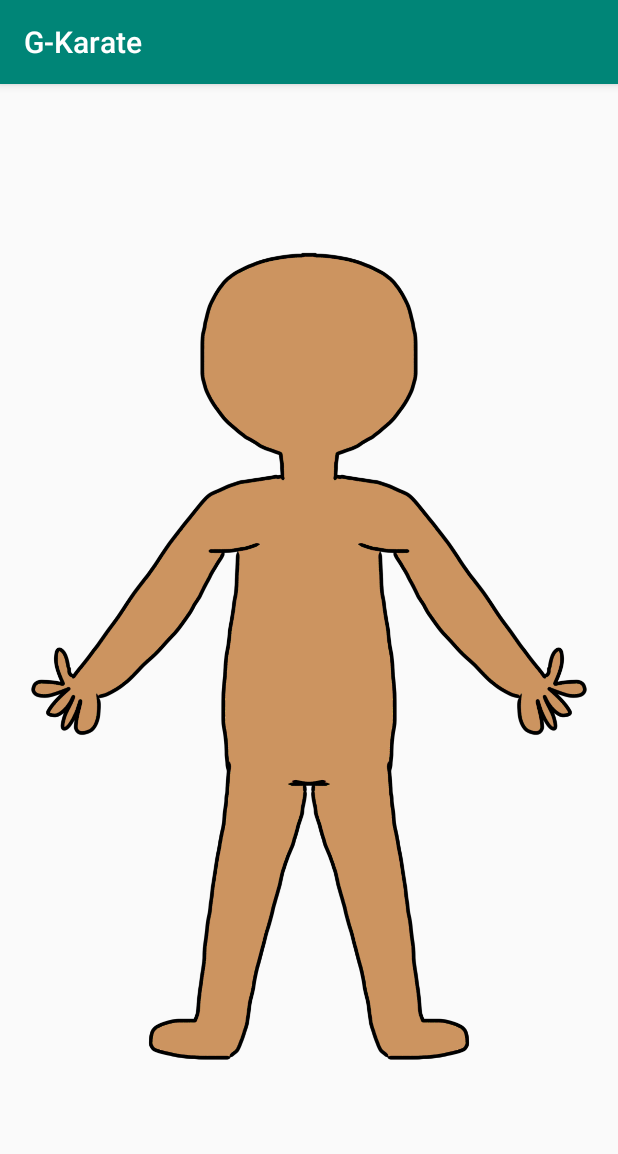
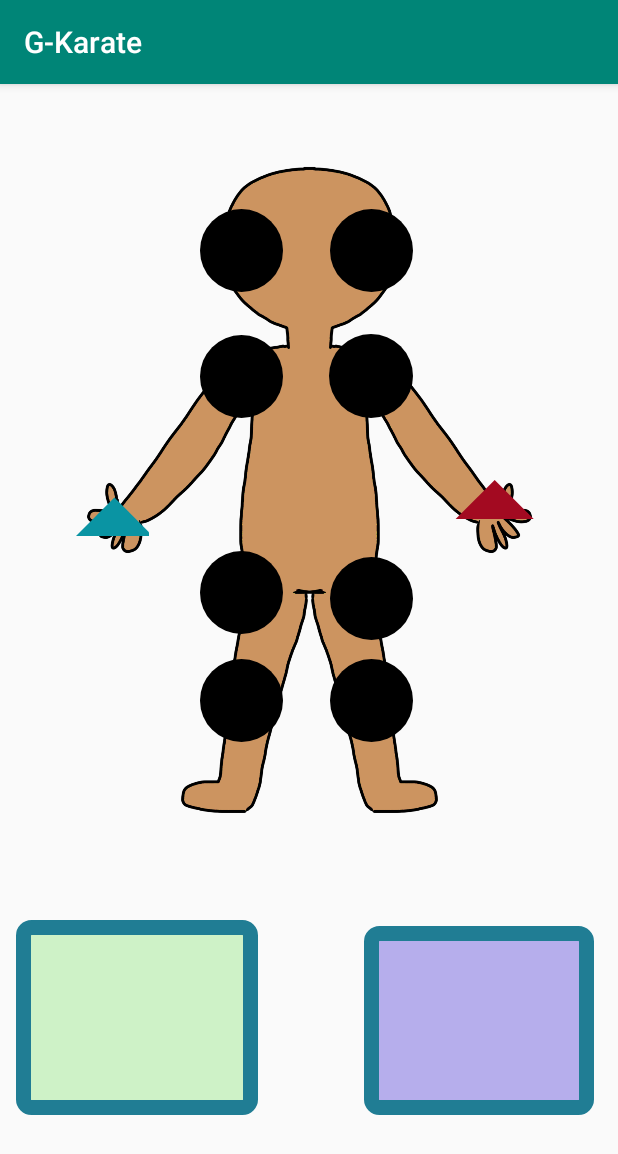
Before and after one commit to Toon-Van-Engeland/care-athon, an Android app: the screen it shows after launch (MainActivity), on a phone screen of 412 x 824 dp. Shown: the top 1154 px of the screen. Run offline under Robolectric (Android 15) with nearby library versions, the phone set to English and light mode, and no system bars.

Commit message:
first stage human body

```diff
--- /dev/null
+++ b/GKarate/app/src/main/res/drawable/circle.xml
@@ -0,0 +1,12 @@
+<?xml version="1.0" encoding="utf-8"?>
+<shape
+    xmlns:android="http://schemas.android.com/apk/res/android"
+    android:shape="oval">
+    <solid
+        android:color="#000000"
+
+        />
+    <size
+        android:width="120dp"
+        android:height="120dp"/>
+</shape>
--- /dev/null
+++ b/GKarate/app/src/main/res/drawable/rectangle_left.xml
@@ -0,0 +1,10 @@
+<?xml version="1.0" encoding="UTF-8"?>
+<shape xmlns:android="http://schemas.android.com/apk/res/android" android:id="@+id/listview_background_shape">
+    <stroke android:width="10dp" android:color="#ff207d94" />
+    <padding android:left="10dp"
+        android:top="2dp"
+        android:right="2dp"
+        android:bottom="2dp" />
+    <corners android:radius="5dp" />
+    <solid android:color="#CEF2C7" />
+</shape>
--- /dev/null
+++ b/GKarate/app/src/main/res/drawable/rectangle_right.xml
@@ -0,0 +1,10 @@
+<?xml version="1.0" encoding="UTF-8"?>
+<shape xmlns:android="http://schemas.android.com/apk/res/android" android:id="@+id/listview_background_shape">
+    <stroke android:width="10dp" android:color="#ff207d94" />
+    <padding android:left="10dp"
+        android:top="2dp"
+        android:right="2dp"
+        android:bottom="2dp" />
+    <corners android:radius="5dp" />
+    <solid android:color="#B6AEEC" />
+</shape>
--- /dev/null
+++ b/GKarate/app/src/main/res/drawable/triangle_left.xml
@@ -0,0 +1,16 @@
+<?xml version="1.0" encoding="utf-8"?>
+<layer-list xmlns:android="http://schemas.android.com/apk/res/android" >
+    <item>
+        <rotate
+            android:fromDegrees="45"
+            android:toDegrees="45"
+            android:pivotX="-40%"
+            android:pivotY="87%" >
+            <shape
+                android:shape="rectangle" >
+                <solid
+                    android:color="#0a94a3 " />
+            </shape>
+        </rotate>
+    </item>
+</layer-list>
--- /dev/null
+++ b/GKarate/app/src/main/res/drawable/triangle_right.xml
@@ -0,0 +1,16 @@
+<?xml version="1.0" encoding="utf-8"?>
+<layer-list xmlns:android="http://schemas.android.com/apk/res/android" >
+    <item>
+        <rotate
+            android:fromDegrees="45"
+            android:toDegrees="45"
+            android:pivotX="-40%"
+            android:pivotY="87%" >
+            <shape
+                android:shape="rectangle" >
+                <solid
+                    android:color="#a30a21 " />
+            </shape>
+        </rotate>
+    </item>
+</layer-list>
--- a/GKarate/app/src/main/res/layout/activity_main.xml
+++ b/GKarate/app/src/main/res/layout/activity_main.xml
@@ -7,17 +7,138 @@
     android:layout_height="match_parent"
     tools:context=".MainActivity">
 
+
     <ImageView
+        android:id="@+id/human_main"
+        android:layout_width="330dp"
+        android:layout_height="545dp"
+        android:src="@drawable/human_body"
         app:layout_constraintBottom_toBottomOf="parent"
         app:layout_constraintLeft_toLeftOf="parent"
         app:layout_constraintRight_toRightOf="parent"
         app:layout_constraintTop_toTopOf="parent"
-        android:src="@drawable/human_body"
-        android:layout_width="wrap_content"
-        android:layout_height="wrap_content">
+        app:layout_constraintVertical_bias="0.0">
 
     </ImageView>
 
+    <ImageView
+        android:id="@+id/ear_left"
+        android:layout_width="55dp"
+        android:layout_height="70dp"
+        android:layout_marginStart="92dp"
+        android:layout_marginTop="76dp"
+        app:layout_constraintStart_toStartOf="@+id/human_main"
+        app:layout_constraintTop_toTopOf="parent"
+        app:srcCompat="@drawable/circle" />
+
+    <ImageView
+        android:id="@+id/ear_right"
+        android:layout_width="55dp"
+        android:layout_height="70dp"
+        android:layout_marginTop="76dp"
+        android:layout_marginEnd="96dp"
+        app:layout_constraintEnd_toEndOf="@+id/human_main"
+        app:layout_constraintTop_toTopOf="parent"
+        app:srcCompat="@drawable/circle" />
+
+    <ImageView
+        android:id="@+id/shoulder_left"
+        android:layout_width="55dp"
+        android:layout_height="70dp"
+        android:layout_marginStart="92dp"
+        android:layout_marginTop="160dp"
+        app:layout_constraintStart_toStartOf="@+id/human_main"
+        app:layout_constraintTop_toTopOf="parent"
+        app:srcCompat="@drawable/circle" />
+
+    <ImageView
+        android:id="@+id/heup_left"
+        android:layout_width="55dp"
+        android:layout_height="70dp"
+        android:layout_marginStart="92dp"
+        android:layout_marginTop="304dp"
+        app:layout_constraintStart_toStartOf="@+id/human_main"
+        app:layout_constraintTop_toTopOf="parent"
+        app:srcCompat="@drawable/circle" />
+
+    <ImageView
+        android:id="@+id/heup_right"
+        android:layout_width="55dp"
+        android:layout_height="70dp"
+        android:layout_marginTop="308dp"
+        android:layout_marginEnd="96dp"
+        app:layout_constraintEnd_toEndOf="@+id/human_main"
+        app:layout_constraintTop_toTopOf="parent"
+        app:srcCompat="@drawable/circle" />
+
+    <ImageView
+        android:id="@+id/knee_left"
+        android:layout_width="55dp"
+        android:layout_height="70dp"
+        android:layout_marginStart="92dp"
+        android:layout_marginTop="376dp"
+        app:layout_constraintStart_toStartOf="@+id/human_main"
+        app:layout_constraintTop_toTopOf="parent"
+        app:srcCompat="@drawable/circle" />
 
 
+    <ImageView
+        android:id="@+id/knee_right"
+        android:layout_width="55dp"
+        android:layout_height="70dp"
+        android:layout_marginTop="376dp"
+        android:layout_marginEnd="96dp"
+        app:layout_constraintEnd_toEndOf="@+id/human_main"
+        app:layout_constraintTop_toTopOf="parent"
+        app:srcCompat="@drawable/circle" />
+
+    <ImageView
+        android:id="@+id/shoulder_right"
+        android:layout_width="56dp"
+        android:layout_height="69dp"
+        android:layout_marginTop="160dp"
+        android:layout_marginEnd="96dp"
+        app:layout_constraintEnd_toEndOf="@+id/human_main"
+        app:layout_constraintTop_toTopOf="parent"
+        app:srcCompat="@drawable/circle" />
+
+    <ImageView
+        android:id="@+id/rightbox"
+        android:layout_width="153dp"
+        android:layout_height="126dp"
+        android:layout_marginTop="16dp"
+        android:layout_marginEnd="16dp"
+        app:layout_constraintEnd_toEndOf="parent"
+        app:layout_constraintTop_toBottomOf="@+id/human_main"
+        app:srcCompat="@drawable/rectangle_right" />
+
+    <ImageView
+        android:id="@+id/leftbox"
+        android:layout_width="161dp"
+        android:layout_height="130dp"
+        android:layout_marginTop="12dp"
+        android:layout_marginEnd="60dp"
+        app:layout_constraintEnd_toStartOf="@+id/rightbox"
+        app:layout_constraintStart_toStartOf="parent"
+        app:layout_constraintTop_toBottomOf="@+id/human_main"
+        app:srcCompat="@drawable/rectangle_left" />
+
+    <ImageView
+        android:id="@+id/left_hand"
+        android:layout_width="50dp"
+        android:layout_height="53dp"
+        android:layout_marginStart="8dp"
+        android:layout_marginTop="248dp"
+        app:layout_constraintStart_toStartOf="@+id/human_main"
+        app:layout_constraintTop_toTopOf="parent"
+        app:srcCompat="@drawable/triangle_left" />
+
+    <ImageView
+        android:id="@+id/right_hand"
+        android:layout_width="71dp"
+        android:layout_height="62dp"
+        android:layout_marginTop="228dp"
+        app:layout_constraintEnd_toEndOf="@+id/human_main"
+        app:layout_constraintTop_toTopOf="parent"
+        app:srcCompat="@drawable/triangle_right" />
 </androidx.constraintlayout.widget.ConstraintLayout>
```
